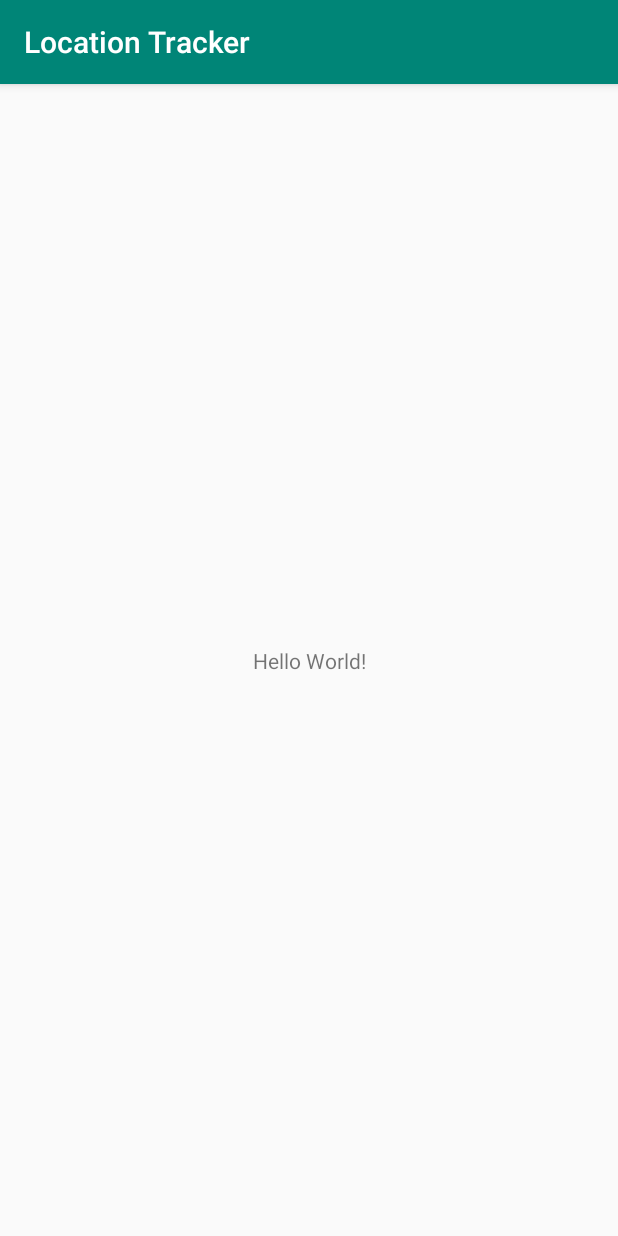
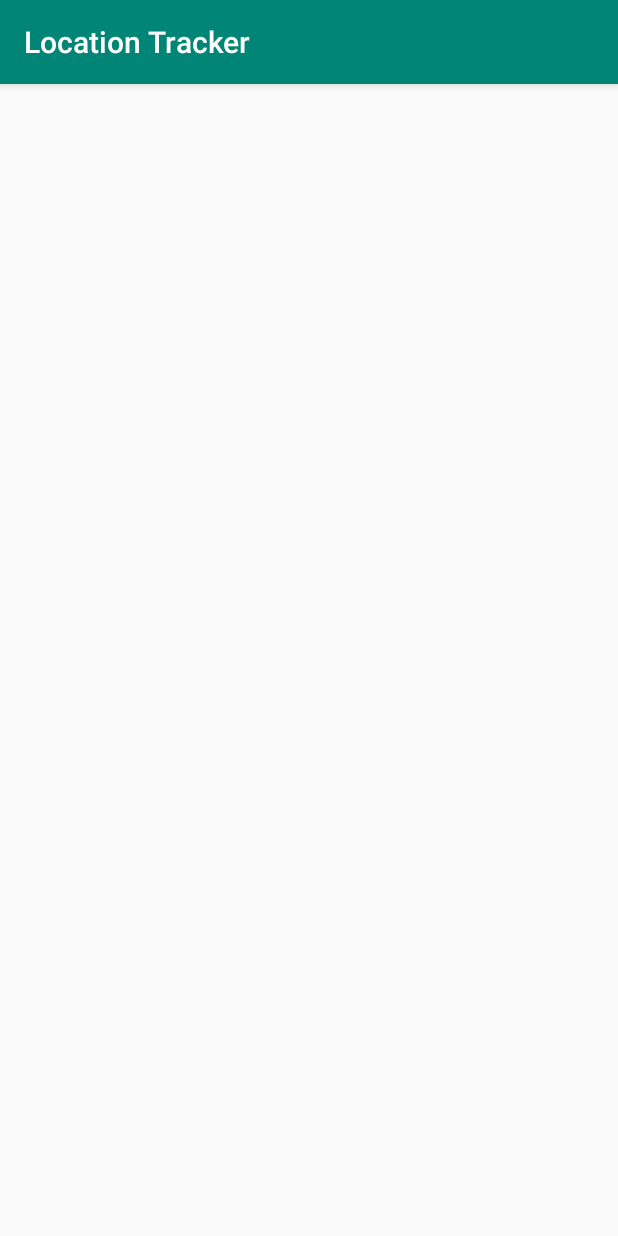
Before and after one commit to abdulkarim8293/Location-Tracker, an Android app: the screen it shows after launch (MainActivity), on a phone screen of 412 x 824 dp. Run offline under Robolectric (Android 15) with nearby library versions, the phone set to English and light mode, and no system bars.

```diff
--- a/app/src/main/res/layout/activity_main.xml
+++ b/app/src/main/res/layout/activity_main.xml
@@ -6,13 +6,5 @@
     android:layout_height="match_parent"
     tools:context=".MainActivity">
 
-    <TextView
-        android:layout_width="wrap_content"
-        android:layout_height="wrap_content"
-        android:text="Hello World!"
-        app:layout_constraintBottom_toBottomOf="parent"
-        app:layout_constraintLeft_toLeftOf="parent"
-        app:layout_constraintRight_toRightOf="parent"
-        app:layout_constraintTop_toTopOf="parent" />
 
 </androidx.constraintlayout.widget.ConstraintLayout>
--- a/app/src/main/res/values/strings.xml
+++ b/app/src/main/res/values/strings.xml
@@ -1,3 +1,4 @@
 <resources>
     <string name="app_name">Location Tracker</string>
+    <string name="MAP_API_KEY">AIzaSyCeRXz1OGPi8L_7h3bmxZxIjY_6KGIGyds</string>
 </resources>
```
Also changed, not shown: app/src/main/AndroidManifest.xml (+13 -0 lines).
